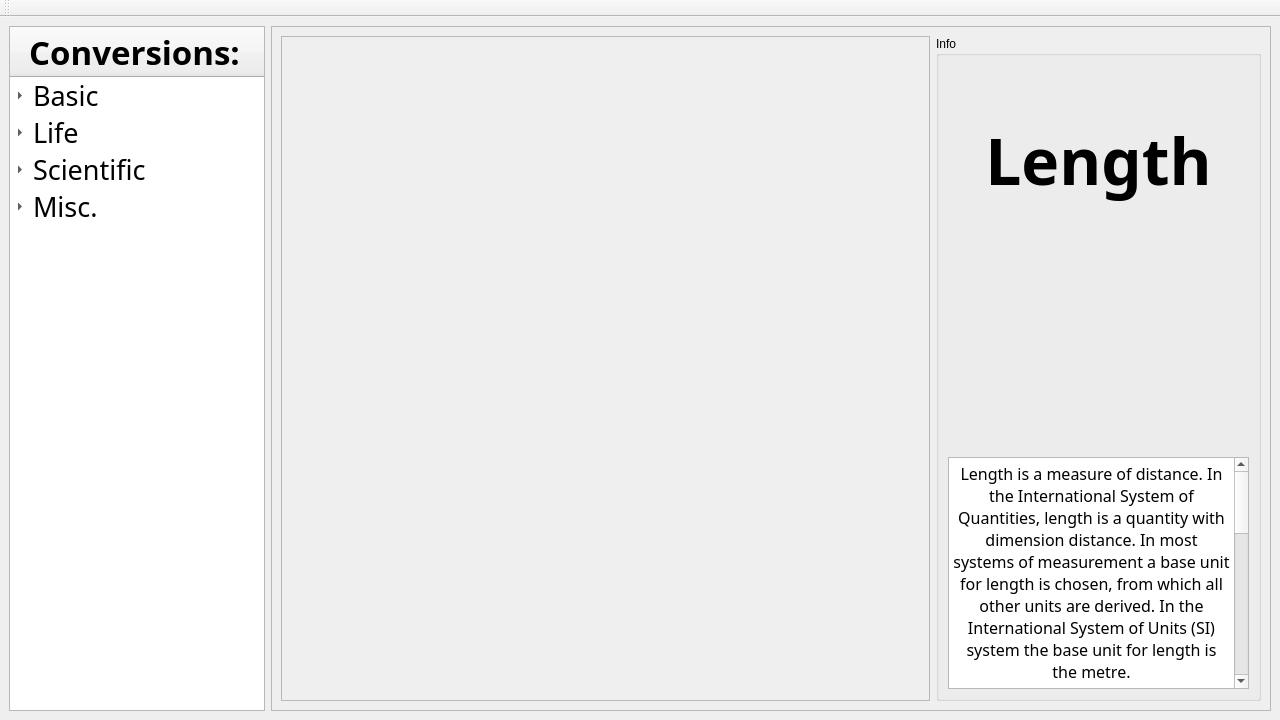
30vam/cute-converter, file mainwindow.ui: the form before one commit.
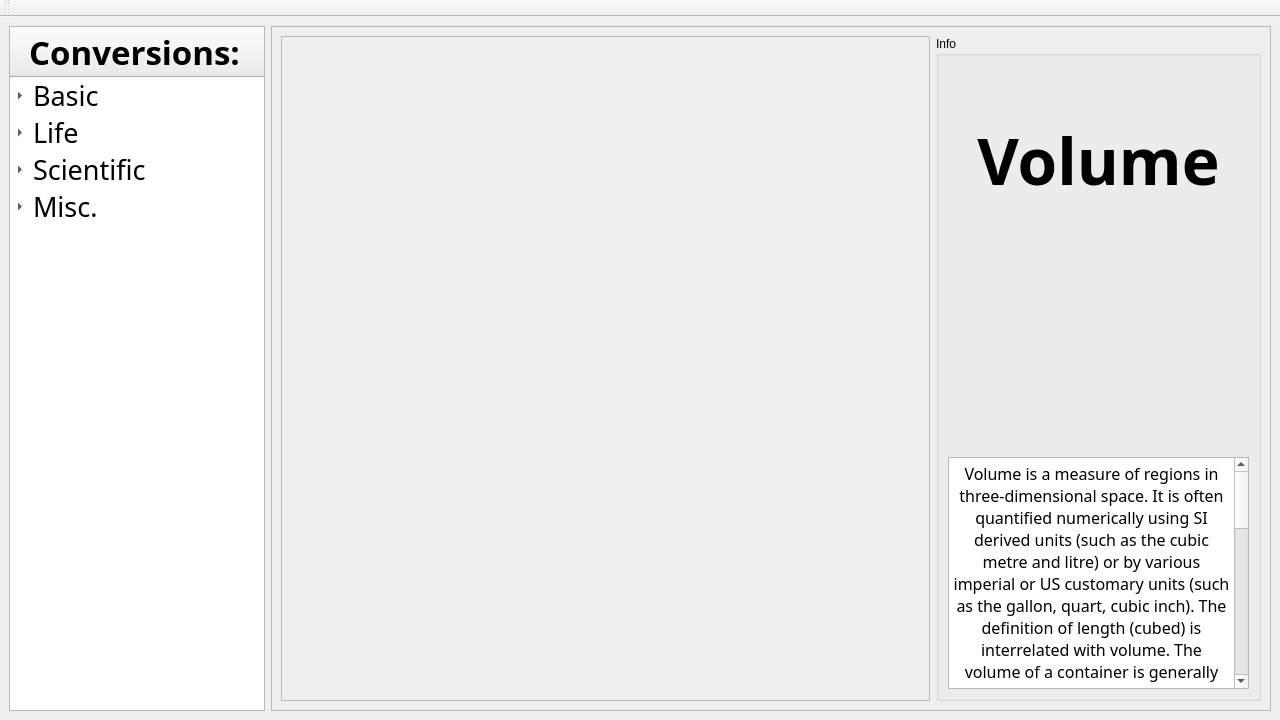
The form after the commit. Icons and pictures are not drawn.

Commit message: Added basic UI for volume property

The edit to the form file:
```diff
--- a/mainwindow.ui
+++ b/mainwindow.ui
@@ -202,7 +202,7 @@
        <enum>QFrame::StyledPanel</enum>
       </property>
       <property name="currentIndex">
-       <number>1</number>
+       <number>3</number>
       </property>
       <widget class="QWidget" name="basicPage">
        <layout class="QGridLayout" name="gridLayout_2">
@@ -567,6 +567,177 @@
         </item>
        </layout>
       </widget>
+      <widget class="QWidget" name="volumeWidget">
+       <layout class="QHBoxLayout" name="horizontalLayout_4" stretch="2,1">
+        <item>
+         <widget class="QScrollArea" name="volumeScrollArea">
+          <property name="sizePolicy">
+           <sizepolicy hsizetype="Expanding" vsizetype="Expanding">
+            <horstretch>0</horstretch>
+            <verstretch>0</verstretch>
+           </sizepolicy>
+          </property>
+          <property name="widgetResizable">
+           <bool>true</bool>
+          </property>
+          <widget class="QWidget" name="scrollAreaWidgetContents_3">
+           <property name="geometry">
+            <rect>
+             <x>0</x>
+             <y>0</y>
+             <width>647</width>
+             <height>646</height>
+            </rect>
+           </property>
+          </widget>
+         </widget>
+        </item>
+        <item>
+         <widget class="QGroupBox" name="volumeInfoGroupBox">
+          <property name="sizePolicy">
+           <sizepolicy hsizetype="Ignored" vsizetype="Ignored">
+            <horstretch>0</horstretch>
+            <verstretch>0</verstretch>
+           </sizepolicy>
+          </property>
+          <property name="title">
+           <string>Info</string>
+          </property>
+          <layout class="QVBoxLayout" name="verticalLayout_3">
+           <item>
+            <widget class="QLabel" name="volumeLabel">
+             <property name="sizePolicy">
+              <sizepolicy hsizetype="Preferred" vsizetype="Preferred">
+               <horstretch>0</horstretch>
+               <verstretch>0</verstretch>
+              </sizepolicy>
+             </property>
+             <property name="minimumSize">
+              <size>
+               <width>0</width>
+               <height>0</height>
+              </size>
+             </property>
+             <property name="font">
+              <font>
+               <family>Aleo</family>
+               <pointsize>48</pointsize>
+               <italic>false</italic>
+               <bold>true</bold>
+               <underline>false</underline>
+               <strikeout>false</strikeout>
+              </font>
+             </property>
+             <property name="text">
+              <string>&lt;html&gt;&lt;head/&gt;&lt;body&gt;&lt;p&gt;Volume&lt;/p&gt;&lt;/body&gt;&lt;/html&gt;</string>
+             </property>
+             <property name="textFormat">
+              <enum>Qt::AutoText</enum>
+             </property>
+             <property name="scaledContents">
+              <bool>false</bool>
+             </property>
+             <property name="alignment">
+              <set>Qt::AlignCenter</set>
+             </property>
+             <property name="wordWrap">
+              <bool>false</bool>
+             </property>
+            </widget>
+           </item>
+           <item>
+            <widget class="QLabel" name="volumeImageLabel">
+             <property name="sizePolicy">
+              <sizepolicy hsizetype="Preferred" vsizetype="Preferred">
+               <horstretch>0</horstretch>
+               <verstretch>0</verstretch>
+              </sizepolicy>
+             </property>
+             <property name="minimumSize">
+              <size>
+               <width>0</width>
+               <height>0</height>
+              </size>
+             </property>
+             <property name="font">
+              <font>
+               <pointsize>20</pointsize>
+               <bold>false</bold>
+               <underline>false</underline>
+               <strikeout>false</strikeout>
+              </font>
+             </property>
+             <property name="text">
+              <string/>
+             </property>
+             <property name="textFormat">
+              <enum>Qt::AutoText</enum>
+             </property>
+             <property name="pixmap">
+              <pixmap resource="icons.qrc">:/icons/lengthIcon.png</pixmap>
+             </property>
+             <property name="scaledContents">
+              <bool>true</bool>
+             </property>
+             <property name="wordWrap">
+              <bool>false</bool>
+             </property>
+            </widget>
+           </item>
+           <item>
+            <widget class="QTextBrowser" name="volumeTextBrowser">
+             <property name="sizePolicy">
+              <sizepolicy hsizetype="Preferred" vsizetype="Fixed">
+               <horstretch>0</horstretch>
+               <verstretch>0</verstretch>
+              </sizepolicy>
+             </property>
+             <property name="minimumSize">
+              <size>
+               <width>0</width>
+               <height>232</height>
+              </size>
+             </property>
+             <property name="maximumSize">
+              <size>
+               <width>16777215</width>
+               <height>232</height>
+              </size>
+             </property>
+             <property name="font">
+              <font>
+               <family>Aleo</family>
+               <pointsize>12</pointsize>
+              </font>
+             </property>
+             <property name="documentTitle">
+              <string/>
+             </property>
+             <property name="lineWrapMode">
+              <enum>QTextEdit::WidgetWidth</enum>
+             </property>
+             <property name="html">
+              <string>&lt;!DOCTYPE HTML PUBLIC &quot;-//W3C//DTD HTML 4.0//EN&quot; &quot;http://www.w3.org/TR/REC-html40/strict.dtd&quot;&gt;
+&lt;html&gt;&lt;head&gt;&lt;meta name=&quot;qrichtext&quot; content=&quot;1&quot; /&gt;&lt;meta charset=&quot;utf-8&quot; /&gt;&lt;style type=&quot;text/css&quot;&gt;
+p, li { white-space: pre-wrap; }
+hr { height: 1px; border-width: 0; }
+li.unchecked::marker { content: &quot;\2610&quot;; }
+li.checked::marker { content: &quot;\2612&quot;; }
+&lt;/style&gt;&lt;/head&gt;&lt;body style=&quot; font-family:'Aleo'; font-size:12pt; font-weight:400; font-style:normal;&quot;&gt;
+&lt;p align=&quot;center&quot; style=&quot; margin-top:0px; margin-bottom:0px; margin-left:0px; margin-right:0px; -qt-block-indent:0; text-indent:0px;&quot;&gt;Volume is a measure of regions in three-dimensional space. It is often quantified numerically using SI derived units (such as the cubic metre and litre) or by various imperial or US customary units (such as the gallon, quart, cubic inch). The definition of length (cubed) is interrelated with volume. The volume of a container is generally understood to be the capacity of the container; i.e., the amount of fluid (gas or liquid) that the container could hold, rather than the amount of space the container itself displaces. By metonymy, the term &amp;quot;volume&amp;quot; sometimes is used to refer to the corresponding region (e.g., bounding volume).&lt;/p&gt;
+&lt;p align=&quot;center&quot; style=&quot;-qt-paragraph-type:empty; margin-top:0px; margin-bottom:0px; margin-left:0px; margin-right:0px; -qt-block-indent:0; text-indent:0px;&quot;&gt;&lt;br /&gt;&lt;/p&gt;
+&lt;p align=&quot;center&quot; style=&quot; margin-top:0px; margin-bottom:0px; margin-left:0px; margin-right:0px; -qt-block-indent:0; text-indent:0px;&quot;&gt;In ancient times, volume was measured using similar-shaped natural containers. Later on, standardized containers were used. Some simple three-dimensional shapes can have their volume easily calculated using arithmetic formulas. Volumes of more complicated shapes can be calculated with integral calculus if a formula exists for the shape's boundary. Zero-, one- and two-dimensional objects have no volume; in fourth and higher dimensions, an analogous concept to the normal volume is the hypervolume.&lt;/p&gt;&lt;/body&gt;&lt;/html&gt;</string>
+             </property>
+             <property name="openLinks">
+              <bool>false</bool>
+             </property>
+            </widget>
+           </item>
+          </layout>
+         </widget>
+        </item>
+       </layout>
+      </widget>
      </widget>
     </item>
    </layout>
```
Left out of the diff: 15 changed lines with no effect on the pictures. The commit also changes 1 other file.
